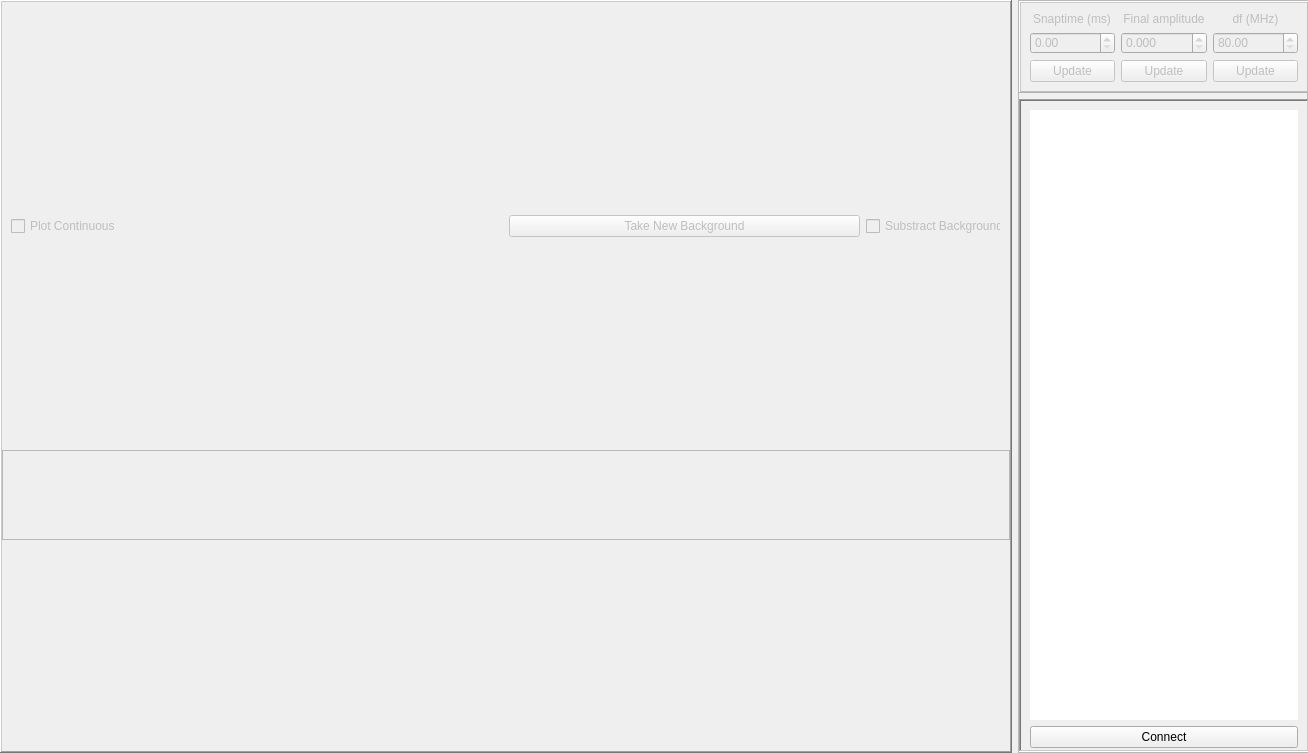
Old version of the form widgets/pgc/gui.ui in the repository JeremyQO/GUI-Experiment.
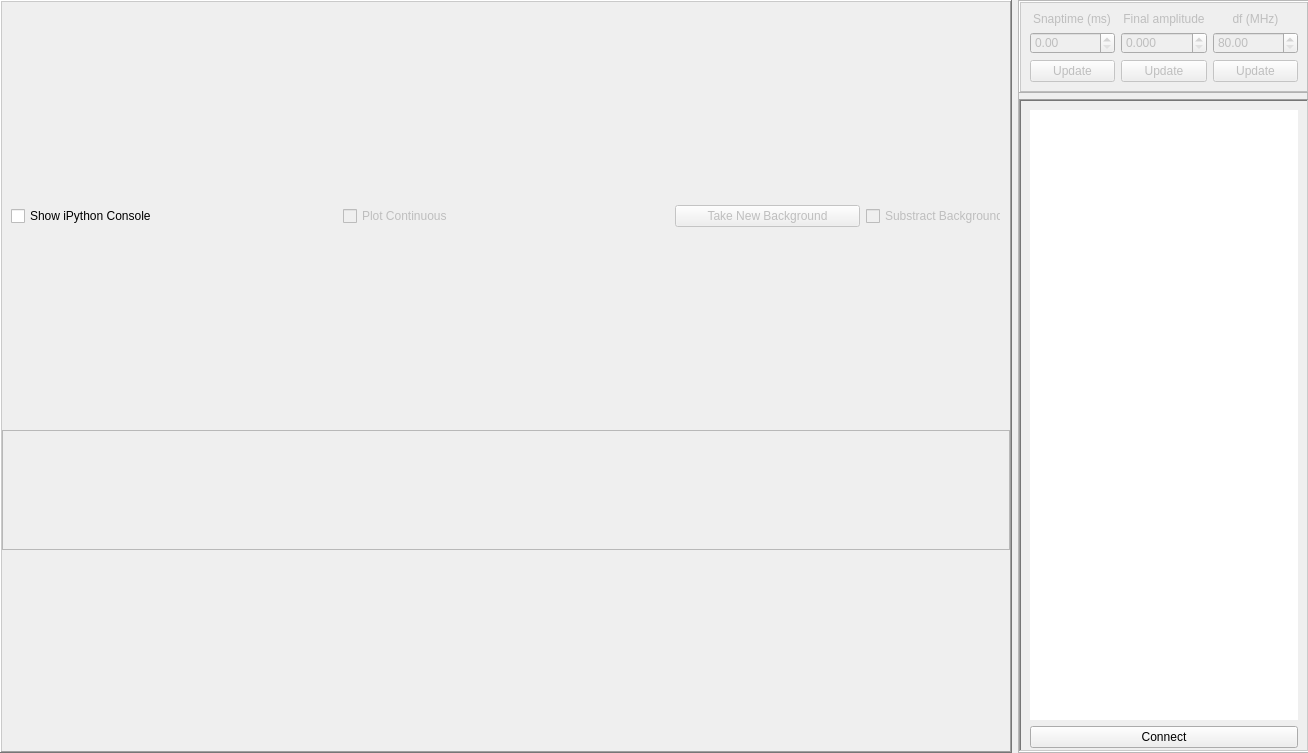
New version of the form.

Commit message:
Added show/hide iPython console
Added checkbox that toggles wether the iPython console is showed or not.

```diff
--- a/widgets/pgc/gui.ui
+++ b/widgets/pgc/gui.ui
@@ -58,6 +58,9 @@
       </item>
       <item row="1" column="0" colspan="2">
        <widget class="QWidget" name="widget" native="true">
+        <property name="enabled">
+         <bool>true</bool>
+        </property>
         <property name="maximumSize">
          <size>
           <width>16777215</width>
@@ -65,12 +68,25 @@
          </size>
         </property>
         <layout class="QHBoxLayout" name="horizontalLayout_2">
+         <property name="spacing">
+          <number>6</number>
+         </property>
          <property name="topMargin">
           <number>0</number>
          </property>
          <property name="bottomMargin">
           <number>0</number>
          </property>
+         <item>
+          <widget class="QCheckBox" name="checkBox_iPython">
+           <property name="enabled">
+            <bool>true</bool>
+           </property>
+           <property name="text">
+            <string>Show iPython Console</string>
+           </property>
+          </widget>
+         </item>
          <item>
           <widget class="QCheckBox" name="checkBox_plotContinuous">
            <property name="enabled">
@@ -83,6 +99,9 @@
          </item>
          <item>
           <widget class="QWidget" name="widget_2" native="true">
+           <property name="enabled">
+            <bool>true</bool>
+           </property>
            <layout class="QHBoxLayout" name="horizontalLayout_3">
             <property name="leftMargin">
              <number>0</number>
@@ -139,7 +158,7 @@
         <property name="maximumSize">
          <size>
           <width>16777215</width>
-          <height>90</height>
+          <height>120</height>
          </size>
         </property>
         <property name="frameShape">
```
The commit also changes 3 other files.
